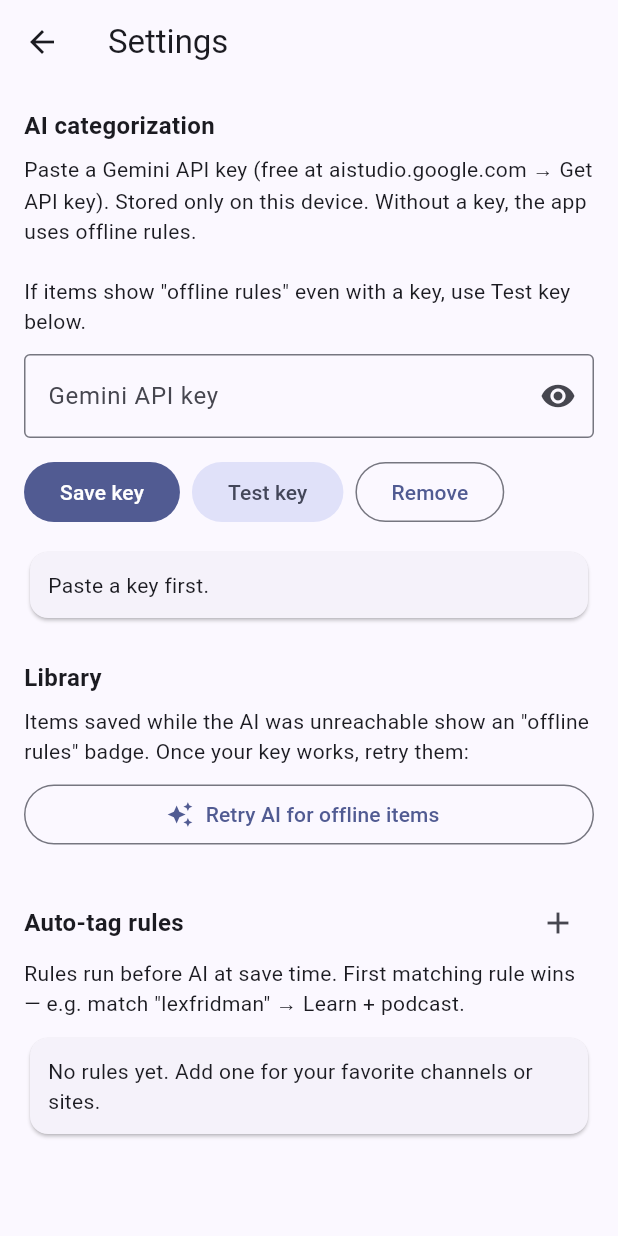
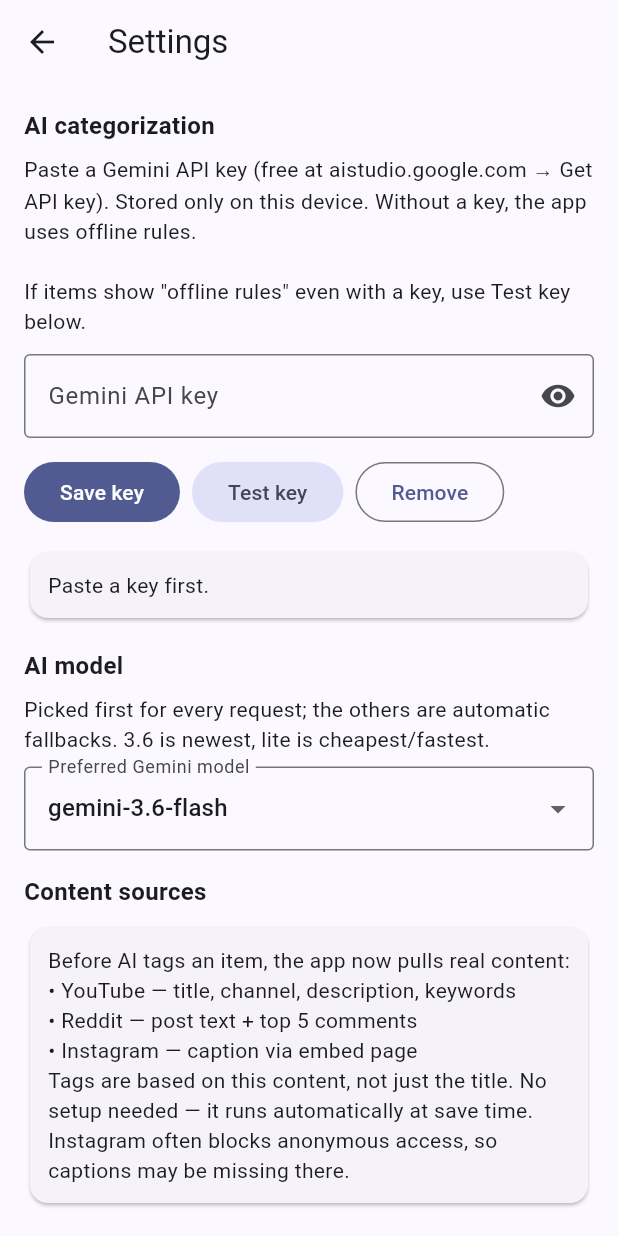
Before and after one commit to anikettsatpute/save-later, a Flutter app: the SettingsPage screen opened directly, after a tap on "Test key", on a phone screen of 412 x 824 dp. Run offline on Flutter 3.47's test engine with Material 3 defaults, Android fonts, the phone set to English and light mode, and no system bars; our stand-ins replace flutter_local_notifications, flutter_riverpod, flutter_secure_storage, share_plus, sqflite, sqflite_common_ffi_web and 2 more; missing offline and left inert: receive_sharing_intent; accounts and stored records are empty.

Commit message:
v2.3: Gemini model picker + content-aware AI (YouTube/Reddit/Instagram fetchers feed tags)

```diff
--- a/lib/services/ai_service.dart
+++ b/lib/services/ai_service.dart
@@ -4,6 +4,7 @@ import 'package:flutter_secure_storage/flutter_secure_storage.dart';
 import 'package:http/http.dart' as http;
 
 import '../models/saved_item.dart';
+import 'content_fetcher.dart';
 import 'link_parser.dart';
 
 /// AI enrichment result: category + summary + tags.
@@ -22,11 +23,25 @@ class AiEnrichment {
 /// silently falling back, so users know the key/quota is the problem.
 class AiService {
   static const _keyName = 'gemini_api_key';
+  static const _modelName = 'gemini_model';
   final FlutterSecureStorage _storage = const FlutterSecureStorage();
+
+  /// User's preferred model, newest-first. Persisted per device.
+  static const availableModels = [
+    'gemini-3.6-flash',
+    'gemini-2.5-flash',
+    'gemini-2.5-flash-lite',
+  ];
 
   Future<void> saveApiKey(String key) => _storage.write(key: _keyName, value: key.trim());
   Future<String?> getApiKey() => _storage.read(key: _keyName);
   Future<void> clearApiKey() => _storage.delete(key: _keyName);
+
+  Future<void> saveModel(String model) => _storage.write(key: _modelName, value: model);
+  Future<String> getModel() async {
+    final m = await _storage.read(key: _modelName);
+    return availableModels.contains(m) ? m! : availableModels.first;
+  }
 
   /// Returns (enrichment, usedAi). `usedAi` false means rules fallback.
   Future<({AiEnrichment enrichment, bool usedAi})> enrichWithFlag({
@@ -138,18 +153,27 @@ class AiService {
     } else if (meta.description?.isNotEmpty == true) {
       context.writeln('Description: ${meta.description!.substring(0, meta.description!.length.clamp(0, 800))}');
     }
+    // Content fetchers (YouTube/Reddit/Instagram): real post text so tags
+    // come from CONTENT, not just the title. Best-effort, skipped on failure.
+    try {
+      final content = await ContentFetcher.fetchFor(url, meta.type.name);
+      if (content?.isNotEmpty == true) {
+        context.writeln('Page content: ${content!.substring(0, content.length.clamp(0, 3000))}');
+      }
+    } catch (_) {}
     final prompt = '''
 You categorize saved links for a read-it-later app. Reply with ONLY valid JSON, no markdown fences:
 {"category": "<one of: $categories>", "summary": "<1-2 line plain-language summary of what this is and why it matters>", "tags": ["<up to 3 lowercase tags>"]}
 
 Rules: YouTube/music videos -> Watch. Podcasts/audio -> Listen. Movies/series/IMDb -> Movies & Shows. Tutorials/docs/courses -> Learn. Products/deals -> Shopping. Reddit threads/discussions/opinion -> Ideas or Read based on content. News/articles/blogs -> Read. Default Other only if nothing fits.
 
+Base tags on the Page content when present (topics, people, tech named there) — not just the title.
+
 ${context}''';
-    // Model list (verified 2026-09-20 against ai.google.dev/gemini-api/docs/models):
-    // gemini-2.0-flash is SHUT DOWN; gemini-2.5-flash-lite exists but some keys
-    // are restricted to newer generations. Primary: gemini-3.6-flash (stable),
-    // fallbacks: gemini-2.5-flash (stable), gemini-2.5-flash-lite (cheapest).
-    const models = ['gemini-3.6-flash', 'gemini-2.5-flash', 'gemini-2.5-flash-lite'];
+    // Preferred model first (user picks in Settings), then the rest as
+    // fallbacks. gemini-2.0-flash is SHUT DOWN (verified 2026-09-20).
+    final preferred = await getModel();
+    final models = [preferred, ...availableModels.where((m) => m != preferred)];
     Object? lastErr;
     for (final model in models) {
       try {
@@ -421,7 +445,8 @@ ${context}''';
       ]
     });
 
-    const models = ['gemini-3.6-flash', 'gemini-2.5-flash', 'gemini-2.5-flash-lite'];
+    final preferred = await getModel();
+    final models = [preferred, ...availableModels.where((m) => m != preferred)];
     Object? lastErr;
     for (final model in models) {
       try {
--- /dev/null
+++ b/lib/services/content_fetcher.dart
@@ -0,0 +1,250 @@
+import 'dart:convert';
+
+import 'package:http/http.dart' as http;
+
+/// Content fetchers: pull real post/video/caption text so AI tags come from
+/// CONTENT, not just the title. All best-effort, never throw, short timeouts.
+///
+/// - YouTube: oEmbed (title/author) + noembed fallback + watch-page scrape
+///   (og:description, keywords, caption tracks list).
+/// - Reddit: public .json (selftext, top comments) via old.reddit first.
+/// - Instagram: public ?__a=1 / embed caption scrape (login-walled often).
+class ContentFetcher {
+  static const _ua =
+      'Mozilla/5.0 (Linux; Android 14; Pixel 8) AppleWebKit/537.36 (KHTML, like Gecko) Chrome/126.0 Mobile Safari/537.36';
+
+  /// Returns up to ~4k chars of content context, or null when unavailable.
+  static Future<String?> fetchFor(String url, String typeName) async {
+    try {
+      final t = typeName.toLowerCase();
+      if (t.contains('youtube')) return await _youtube(url);
+      if (t.contains('reddit')) return await _reddit(url);
+      if (t.contains('instagram')) return await _instagram(url);
+      return null;
+    } catch (_) {
+      return null;
+    }
+  }
+
+  // --------------------------------------------------------------- youtube
+  static Future<String?> _youtube(String url) async {
+    final out = <String>[];
+    final videoId = _ytId(url);
+    // 1. oEmbed title/author (fast, reliable).
+    try {
+      final res = await http
+          .get(Uri.parse(
+              'https://www.youtube.com/oembed?url=${Uri.encodeComponent(url)}&format=json'))
+          .timeout(const Duration(seconds: 8));
+      if (res.statusCode == 200) {
+        final j = jsonDecode(res.body) as Map<String, dynamic>;
+        if ((j['title'] as String?)?.isNotEmpty == true) {
+          out.add('Video title: ${j['title']}');
+        }
+        if ((j['author_name'] as String?)?.isNotEmpty == true) {
+          out.add('Channel: ${j['author_name']}');
+        }
+      }
+    } catch (_) {}
+    // 2. noembed fallback (different infra, sometimes works when oEmbed 403s).
+    if (out.isEmpty) {
+      try {
+        final res = await http
+            .get(Uri.parse(
+                'https://noembed.com/embed?url=${Uri.encodeComponent(url)}'))
+            .timeout(const Duration(seconds: 8));
+        if (res.statusCode == 200) {
+          final j = jsonDecode(res.body) as Map<String, dynamic>;
+          if ((j['title'] as String?)?.isNotEmpty == true) {
+            out.add('Video title: ${j['title']}');
+          }
+          if ((j['author_name'] as String?)?.isNotEmpty == true) {
+            out.add('Channel: ${j['author_name']}');
+          }
+        }
+      } catch (_) {}
+    }
+    // 3. Watch-page scrape: description, keywords, caption-track names.
+    if (videoId != null) {
+      try {
+        final res = await http
+            .get(
+              Uri.parse('https://www.youtube.com/watch?v=$videoId&hl=en'),
+              headers: {'User-Agent': _ua, 'Accept-Language': 'en-US,en;q=0.9'},
+            )
+            .timeout(const Duration(seconds: 10));
+        if (res.statusCode == 200) {
+          final html = res.body;
+          final desc = _ytMeta(html, 'description');
+          if (desc != null && desc.length > 40) {
+            out.add('Description: ${_clip(desc, 1500)}');
+          }
+          final keywords = _ytMeta(html, 'keywords');
+          if (keywords != null && keywords.isNotEmpty) {
+            out.add('Keywords: ${_clip(keywords, 400)}');
+          }
+          // Caption track languages hint that transcripts exist.
+          final capMatch =
+              RegExp(r'"captionTracks":\s*\[').firstMatch(html);
+          if (capMatch != null) {
+            final langs = RegExp(r'"languageCode":"([a-zA-Z-]+)"')
+                .allMatches(html.substring(
+                    capMatch.start, (capMatch.start + 4000).clamp(0, html.length)))
+                .map((m) => m.group(1))
+                .toSet()
+                .take(5)
+                .join(', ');
+            if (langs.isNotEmpty) out.add('Captions available in: $langs');
+          }
+        }
+      } catch (_) {}
+    }
+    if (out.isEmpty) return null;
+    return _clip(out.join('\n'), 4000);
+  }
+
+  static String? _ytId(String url) {
+    try {
+      final uri = Uri.parse(url);
+      if (uri.host.contains('youtu.be') && uri.pathSegments.isNotEmpty) {
+        return uri.pathSegments.first.split('?').first;
+      }
+      final v = uri.queryParameters['v'];
+      if (v != null && v.isNotEmpty) return v;
+      // /shorts/<id>, /embed/<id>, /live/<id>
+      final segs = uri.pathSegments;
+      for (var i = 0; i < segs.length - 1; i++) {
+        if (['shorts', 'embed', 'live', 'v'].contains(segs[i])) {
+          return segs[i + 1].split('?').first;
+        }
+      }
+    } catch (_) {}
+    return null;
+  }
+
+  static String? _ytMeta(String html, String name) {
+    final m = RegExp(
+      '<meta\\s+(?:name|property)=["\']$name["\']\\s+content=["\'](.*?)["\']',
+      caseSensitive: false,
+      dotAll: true,
+    ).firstMatch(html);
+    if (m == null) return null;
+    return _unescape(m.group(1)!).trim();
+  }
+
+  // ---------------------------------------------------------------- reddit
+  static Future<String?> _reddit(String url) async {
+    var jsonUrl = url.split('?').first;
+    if (jsonUrl.endsWith('/')) {
+      jsonUrl = jsonUrl.substring(0, jsonUrl.length - 1);
+    }
+    final candidates = [
+      jsonUrl.replaceFirst('://www.reddit.com', '://old.reddit.com'),
+      jsonUrl.replaceFirst('://old.reddit.com', '://www.reddit.com'),
+    ];
+    const uas = ['save-later/1.0 by u/savelaterapp', _ua];
+    for (final c in candidates) {
+      for (final ua in uas) {
+        try {
+          final res = await http
+              .get(Uri.parse('$c.json'),
+                  headers: {'User-Agent': ua, 'Accept': 'application/json'})
+              .timeout(const Duration(seconds: 10));
+          if (res.statusCode != 200) continue;
+          final decoded = jsonDecode(res.body);
+          if (decoded is! List || decoded.isEmpty) continue;
+          final out = <String>[];
+          // Post selftext.
+          try {
+            final children = decoded[0]['data']['children'] as List?;
+            if (children != null && children.isNotEmpty) {
+              final post = children[0]['data'] as Map<String, dynamic>;
+              final selftext = (post['selftext'] as String?)?.trim() ?? '';
+              if (selftext.isNotEmpty &&
+                  selftext != '[removed]' &&
+                  selftext != '[deleted]') {
+                out.add('Post text: ${_clip(selftext, 2000)}');
+              }
+              final flair = (post['link_flair_text'] as String?)?.trim();
+              if (flair?.isNotEmpty == true) out.add('Flair: $flair');
+            }
+          } catch (_) {}
+          // Top comments (up to 5, each clipped).
+          try {
+            final comments = decoded.length > 1
+                ? decoded[1]['data']['children'] as List?
+                : null;
+            var taken = 0;
+            if (comments != null) {
+              for (final cm in comments) {
+                if (taken >= 5) break;
+                final d = (cm as Map)['data'] as Map<String, dynamic>?;
+                final body = (d?['body'] as String?)?.trim() ?? '';
+                final score = (d?['score'] as num?)?.toInt() ?? 0;
+                if (body.isEmpty ||
+                    body == '[removed]' ||
+                    body == '[deleted]' ||
+                    body.length < 30) {
+                  continue;
+                }
+                out.add('Top comment (▲$score): ${_clip(body, 400)}');
+                taken++;
+              }
+            }
+          } catch (_) {}
+          if (out.isNotEmpty) return _clip(out.join('\n\n'), 4000);
+        } catch (_) {
+          continue;
+        }
+      }
+    }
+    return null;
+  }
+
+  // ------------------------------------------------------------- instagram
+  static Future<String?> _instagram(String url) async {
+    // 1. Embed page often exposes og:description caption without login.
+    try {
+      var embed = url.split('?').first;
+      if (!embed.endsWith('/')) embed = '$embed/';
+      final res = await http
+          .get(Uri.parse('${embed}embed/captioned/'),
+              headers: {'User-Agent': _ua, 'Accept-Language': 'en-US,en;q=0.9'})
+          .timeout(const Duration(seconds: 10));
+      if (res.statusCode == 200) {
+        final html = res.body;
+        final desc = RegExp(
+          '<meta\\s+property=["\']og:description["\']\\s+content=["\'](.*?)["\']',
+          caseSensitive: false,
+          dotAll: true,
+        ).firstMatch(html)?.group(1);
+        final title = RegExp(
+          '<meta\\s+property=["\']og:title["\']\\s+content=["\'](.*?)["\']',
+          caseSensitive: false,
+          dotAll: true,
+        ).firstMatch(html)?.group(1);
+        final out = <String>[];
+        if (title?.isNotEmpty == true) {
+          out.add('Post by: ${_clip(_unescape(title!), 200)}');
+        }
+        if (desc?.isNotEmpty == true && desc!.length > 20) {
+          out.add('Caption: ${_clip(_unescape(desc), 2000)}');
+        }
+        if (out.isNotEmpty) return _clip(out.join('\n'), 2500);
+      }
+    } catch (_) {}
+    return null;
+  }
+
+  // ---------------------------------------------------------------- helpers
+  static String _clip(String s, int max) =>
+      s.length > max ? '${s.substring(0, max)}…' : s;
+
+  static String _unescape(String s) => s
+      .replaceAll('&amp;', '&')
+      .replaceAll('&quot;', '"')
+      .replaceAll('&#39;', "'")
+      .replaceAll('&lt;', '<')
+      .replaceAll('&gt;', '>')
+      .replaceAll(RegExp(r'\s+'), ' ');
+}
--- a/lib/ui/settings_page.dart
+++ b/lib/ui/settings_page.dart
@@ -21,6 +21,7 @@ class _SettingsPageState extends ConsumerState<SettingsPage> {
   bool _obscure = true;
   bool _testing = false;
   String? _testResult;
+  String _model = AiService.availableModels.first;
 
   @override
   void initState() {
@@ -28,6 +29,9 @@ class _SettingsPageState extends ConsumerState<SettingsPage> {
     AiService().getApiKey().then((v) {
       _key.text = v ?? '';
       setState(() => _loaded = true);
+    });
+    AiService().getModel().then((m) {
+      if (mounted) setState(() => _model = m);
     });
   }
 
@@ -176,6 +180,48 @@ class _SettingsPageState extends ConsumerState<SettingsPage> {
             const SizedBox(height: 12),
             Card(child: Padding(padding: const EdgeInsets.all(12), child: Text(_testResult!))),
           ],
+          const SizedBox(height: 16),
+          const Text('AI model',
+              style: TextStyle(fontSize: 16, fontWeight: FontWeight.bold)),
+          const SizedBox(height: 8),
+          const Text(
+              'Picked first for every request; the others are automatic fallbacks. 3.6 is newest, lite is cheapest/fastest.'),
+          const SizedBox(height: 8),
+          DropdownButtonFormField<String>(
+            initialValue: _model,
+            decoration: const InputDecoration(
+                labelText: 'Preferred Gemini model',
+                border: OutlineInputBorder()),
+            items: AiService.availableModels
+                .map((m) => DropdownMenuItem(value: m, child: Text(m)))
+                .toList(),
+            onChanged: (v) async {
+              if (v == null) return;
+              setState(() => _model = v);
+              await AiService().saveModel(v);
+              if (context.mounted) {
+                ScaffoldMessenger.of(context).showSnackBar(
+                    SnackBar(content: Text('Model set to $v')));
+              }
+            },
+          ),
+          const SizedBox(height: 16),
+          const Text('Content sources',
+              style: TextStyle(fontSize: 16, fontWeight: FontWeight.bold)),
+          const SizedBox(height: 8),
+          const Card(
+            child: Padding(
+              padding: EdgeInsets.all(12),
+              child: Text(
+                  'Before AI tags an item, the app now pulls real content:\n'
+                  '• YouTube — title, channel, description, keywords\n'
+                  '• Reddit — post text + top 5 comments\n'
+                  '• Instagram — caption via embed page\n'
+                  'Tags are based on this content, not just the title. '
+                  'No setup needed — it runs automatically at save time. '
+                  'Instagram often blocks anonymous access, so captions may be missing there.'),
+            ),
+          ),
           const SizedBox(height: 24),
           const Text('Library',
               style: TextStyle(fontSize: 16, fontWeight: FontWeight.bold)),
```
